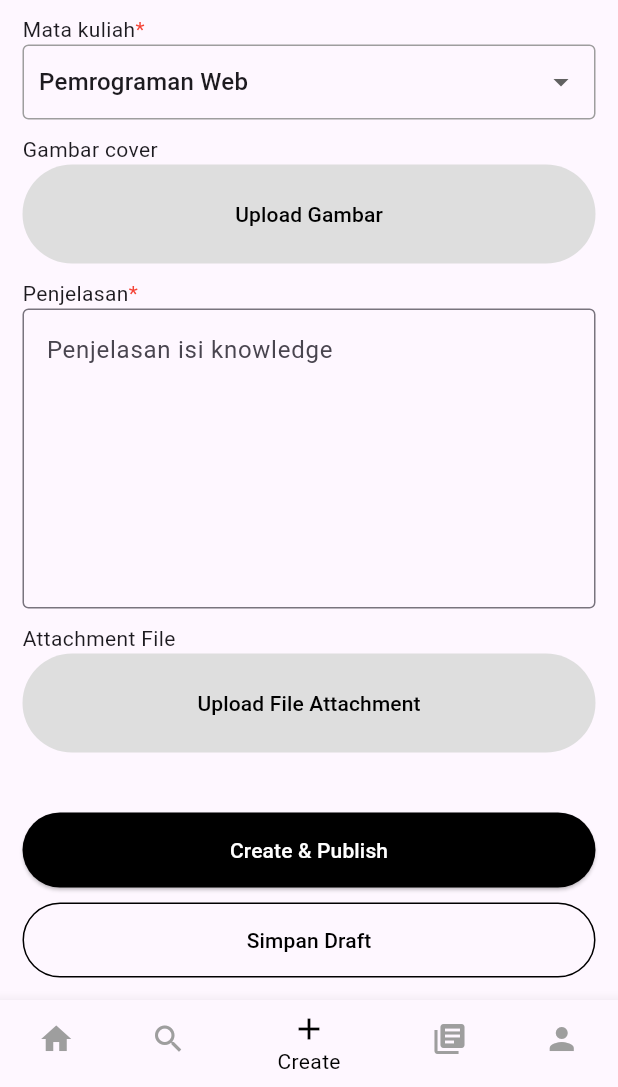
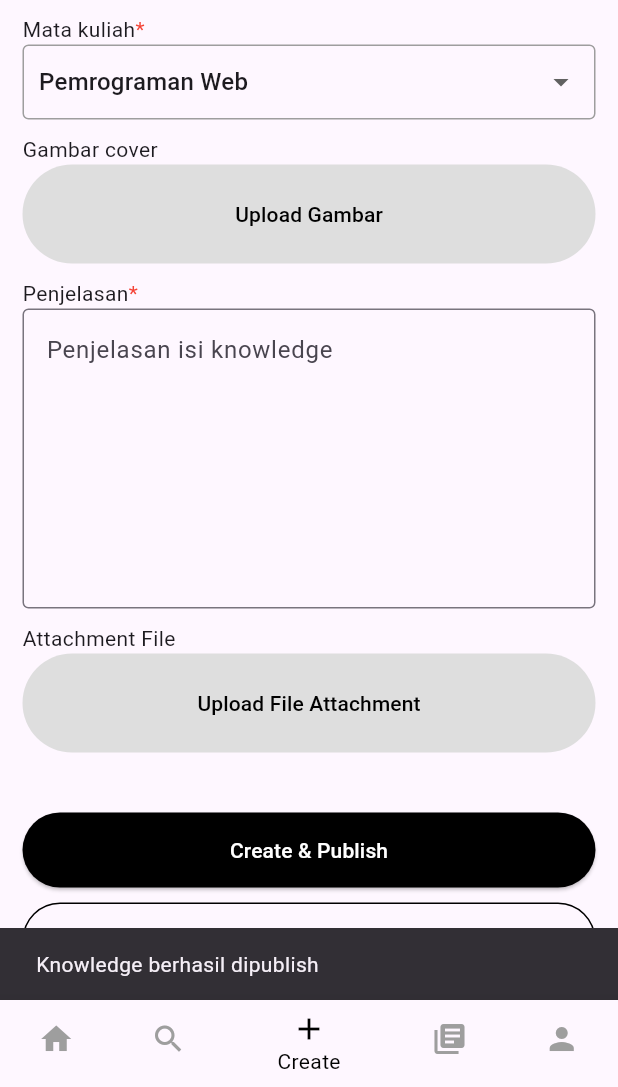
Before and after one commit to AlvinIndrawan/my_kms_repo, a Flutter app: the screen it shows after launch, item 3 of the bottom bar chosen, scrolled down 177 dp, after a tap on "Create & Publish", on a phone screen of 412 x 824 dp, the part 149-1236 px from its top. Run offline on Flutter 3.47's test engine with Material 3 defaults, Android fonts, the phone set to English and light mode, and no system bars; our stand-ins replace cloud_firestore, firebase_core; accounts and stored records are empty.

Commit message:
update create knowledge

```diff
--- a/lib/pages/home/create-knowledge.dart
+++ b/lib/pages/home/create-knowledge.dart
@@ -1,4 +1,5 @@
 import 'package:flutter/material.dart';
+import '../../services/create-knowledge-service.dart';
 
 class CreateKnowledge extends StatefulWidget {
   @override
@@ -7,10 +8,15 @@ class CreateKnowledge extends StatefulWidget {
 
 class _CreateKnowledgeState extends State<CreateKnowledge> {
   // Add your state variables here
+  TextEditingController judulEditingController = TextEditingController();
+  TextEditingController penjelasanEditingController = TextEditingController();
+
   String selectedOptionMatkul = 'Pemrograman Web';
   String selectedOptionKategoriInformasi = 'Perkuliahan';
   String selectedOptionKategoriHelpdesk = 'Software';
   String selectedOptionCategory = 'Project Base';
+
+  String matkul_atau_kategori = '';
 
   @override
   Widget build(BuildContext context) {
@@ -183,6 +189,7 @@ class _CreateKnowledgeState extends State<CreateKnowledge> {
           ],
         ),
         TextField(
+          controller: judulEditingController,
           decoration: InputDecoration(
             border: OutlineInputBorder(),
             hintText: 'Judul Knowledge',
@@ -247,6 +254,7 @@ class _CreateKnowledgeState extends State<CreateKnowledge> {
           ],
         ),
         TextField(
+          controller: penjelasanEditingController,
           maxLines: 7,
           decoration: InputDecoration(
             border: OutlineInputBorder(),
@@ -284,7 +292,35 @@ class _CreateKnowledgeState extends State<CreateKnowledge> {
           width: MediaQuery.of(context).size.width,
           child: ElevatedButton(
             onPressed: () {
-              // Insert the code you want to run when the button is pressed
+              if (selectedOptionCategory == 'Project Base') {
+                matkul_atau_kategori = selectedOptionMatkul;
+              } else if (selectedOptionCategory == 'Modul Kuliah') {
+                matkul_atau_kategori = selectedOptionMatkul;
+              } else if (selectedOptionCategory == 'Informasi') {
+                matkul_atau_kategori = selectedOptionKategoriInformasi;
+              } else {
+                matkul_atau_kategori = selectedOptionKategoriHelpdesk;
+              }
+              Future<String> req_message = createKnowledge(
+                  status: "publish",
+                  type: selectedOptionCategory,
+                  title: judulEditingController.text,
+                  category: matkul_atau_kategori,
+                  image_cover: "ini gambar",
+                  penjelasan: penjelasanEditingController.text,
+                  attachment_file: "ini attachment file");
+              req_message.then((value) {
+                String message = value;
+                ScaffoldMessenger.of(context).showSnackBar(
+                  SnackBar(
+                    content: Text(message),
+                    // action: SnackBarAction(
+                    //   label: 'Undo',
+                    //   onPressed: () {},
+                    // ),
+                  ),
+                );
+              });
             },
             child: Padding(
                 padding: EdgeInsets.symmetric(vertical: 15),
--- /dev/null
+++ b/lib/services/create-knowledge-service.dart
@@ -0,0 +1,42 @@
+import 'package:cloud_firestore/cloud_firestore.dart';
+
+Future<String> createKnowledge(
+    {required String status,
+    required String type,
+    required String title,
+    required String category,
+    required String image_cover,
+    required String penjelasan,
+    required String attachment_file}) async {
+  try {
+    // Get a reference to the Firestore instance
+    FirebaseFirestore firestore = FirebaseFirestore.instance;
+
+    // Collection reference
+    CollectionReference knowledge = firestore.collection('knowledge');
+
+    // Add a document with a generated ID
+    await knowledge.add({
+      'status': status,
+      'type': type,
+      'title': title,
+      'category': category,
+      'image cover': image_cover,
+      'penjelasan': penjelasan,
+      'attachment file': attachment_file,
+    });
+
+    print("Knowledge Added");
+    switch (status) {
+      case "publish":
+        return "Knowledge berhasil dipublish";
+      case "draft":
+        return "Knowledge berhasil disimpan sebagai draft";
+      default:
+        return "Invalid status";
+    }
+  } catch (error) {
+    print("Failed to add knowledge: $error");
+    return "Failed to add knowledge: $error";
+  }
+}
```
Also changed, not shown: 1 other file.
